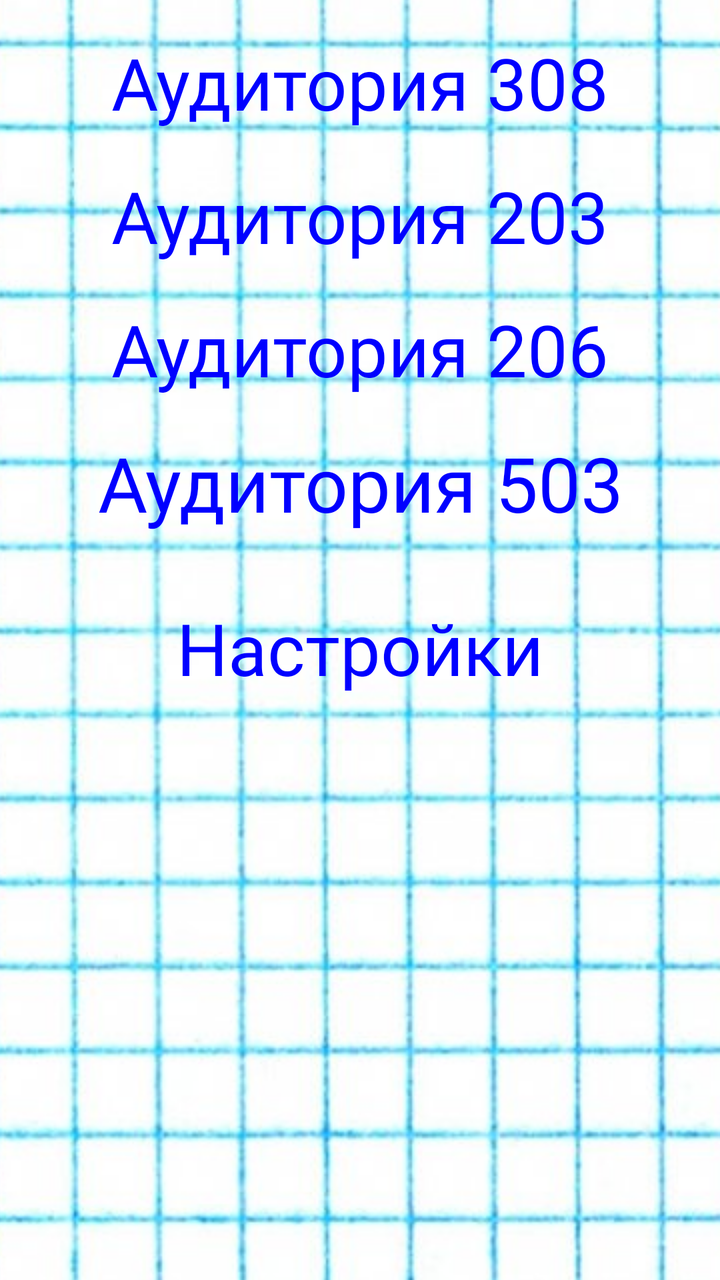
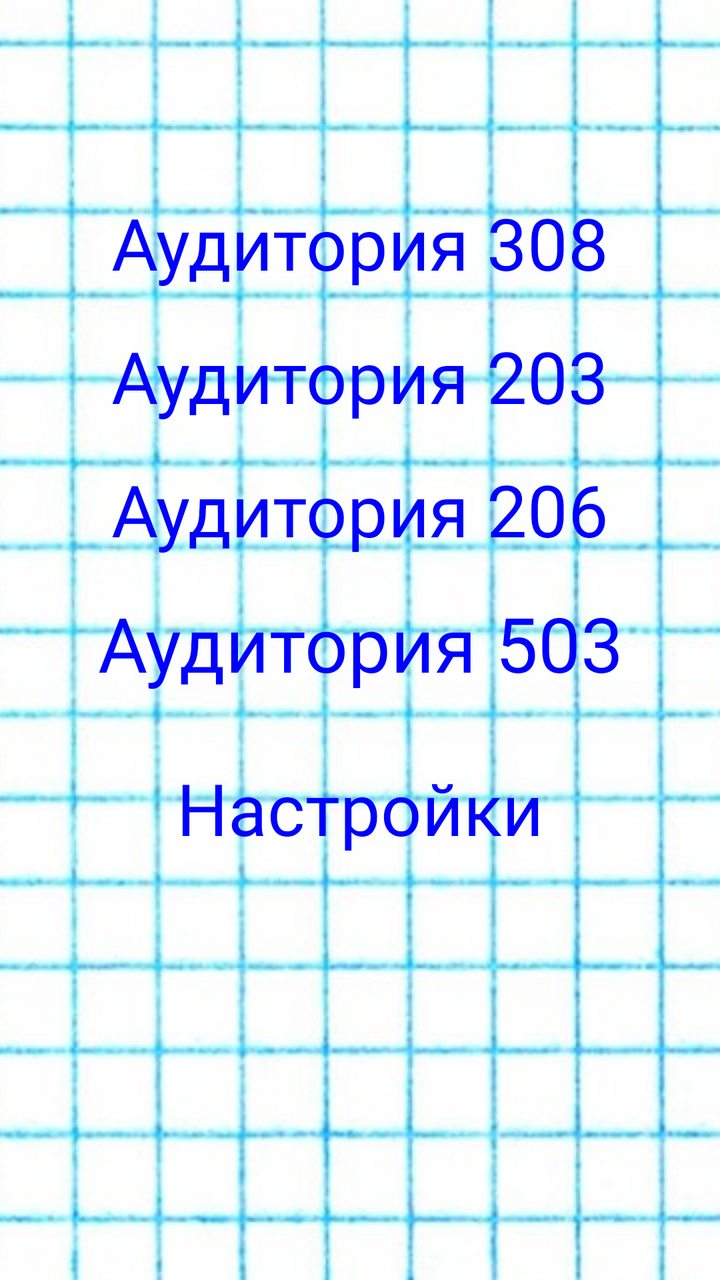

Before-and-after screenshots of an Android layout around one commit, followed by the original layout XML and the change that was made.
<!-- AndroidManifest.xml: application theme Theme.AppCompat.Light.DarkActionBar -->
<!-- res/layout/activity_main.xml -->
<?xml version="1.0" encoding="utf-8"?>
<LinearLayout xmlns:android="http://schemas.android.com/apk/res/android"
    android:layout_width="match_parent"
    android:layout_height="match_parent"
    android:orientation="vertical"
    android:padding="16dp"
    android:background="@drawable/background"> 



    
    <TextView
        android:id="@+id/text_auditorium_308"
        android:layout_width="match_parent"
        android:layout_height="wrap_content"
        android:autoSizeMaxTextSize="36sp"
        android:autoSizeMinTextSize="18sp"
        android:autoSizeStepGranularity="2sp"
        android:autoSizeTextType="uniform"
        android:fontFamily="@font/bohema_pink"
        android:gravity="center"
        android:paddingBottom="16dp"
        android:text="Аудитория 308"
        android:textColor="#0000FF"
        android:textSize="38sp" />

    
    <TextView
        android:id="@+id/text_auditorium_203"
        android:layout_width="match_parent"
        android:layout_height="wrap_content"
        android:text="Аудитория 203"
        android:textSize="38sp"
        android:gravity="center"
        android:textColor="#0000FF"
        android:fontFamily="@font/bohema_pink"
        android:paddingBottom="16dp"
        android:autoSizeTextType="uniform"
        android:autoSizeMinTextSize="18sp"
        android:autoSizeMaxTextSize="36sp"
        android:autoSizeStepGranularity="2sp" />

    
    <TextView
        android:id="@+id/text_auditorium_206"
        android:layout_width="match_parent"
        android:layout_height="wrap_content"
        android:text="Аудитория 206"
        android:textSize="38sp"
        android:gravity="center"
        android:textColor="#0000FF"
        android:fontFamily="@font/bohema_pink"
        android:paddingBottom="16dp"
        android:autoSizeTextType="uniform"
        android:autoSizeMinTextSize="18sp"
        android:autoSizeMaxTextSize="36sp"
        android:autoSizeStepGranularity="2sp" />

    
    <TextView
        android:id="@+id/text_auditorium_503"
        android:layout_width="match_parent"
        android:layout_height="wrap_content"
        android:text="Аудитория 503"
        android:textSize="38sp"
        android:gravity="center"
        android:textColor="#0000FF"
        android:fontFamily="@font/bohema_pink"
        android:paddingBottom="16dp"
        android:autoSizeTextType="uniform"
        android:autoSizeMinTextSize="18sp"
        android:autoSizeMaxTextSize="42sp"
        android:autoSizeStepGranularity="2sp" />

    
    <TextView
        android:id="@+id/button_settings"
        android:layout_width="match_parent"
        android:layout_height="wrap_content"
        android:text="Настройки"
        android:textSize="38sp"
        android:gravity="center"
        android:textColor="#0000FF"
        android:fontFamily="@font/bohema_pink"
        android:paddingTop="16dp"
        android:autoSizeTextType="uniform"
        android:autoSizeMinTextSize="18sp"
        android:autoSizeMaxTextSize="36sp"
        android:autoSizeStepGranularity="2sp" />
</LinearLayout>
<!-- resources referenced by this layout -->
<resources>
  <!-- drawable background (drawable) -->
  <bitmap
      xmlns:android="http://schemas.android.com/apk/res/android"
      android:src="@drawable/background_image"
      android:gravity="center"
      android:tileMode="disabled" />
  <!-- drawable background_image: png bitmap (drawable, 322341 bytes) -->
</resources>

<!-- the commit's change to res/layout/activity_main.xml (unified diff, before → after) -->
@@ -2,10 +2,21 @@
 <LinearLayout xmlns:android="http://schemas.android.com/apk/res/android"
     android:layout_width="match_parent"
     android:layout_height="match_parent"
+    xmlns:app="http://schemas.android.com/apk/res-auto"
     android:orientation="vertical"
     android:padding="16dp"
     android:background="@drawable/background"> 
 
+    <androidx.viewpager2.widget.ViewPager2
+        android:id="@+id/view_pager"
+        android:layout_width="0dp"
+        android:layout_height="0dp"
+        android:layout_marginTop="20dp"
+        android:layout_marginBottom="60dp"
+        app:layout_constraintTop_toTopOf="parent"
+        app:layout_constraintBottom_toTopOf="@+id/button_save_settings"
+        app:layout_constraintStart_toStartOf="parent"
+        app:layout_constraintEnd_toEndOf="parent" />
 
 
     
